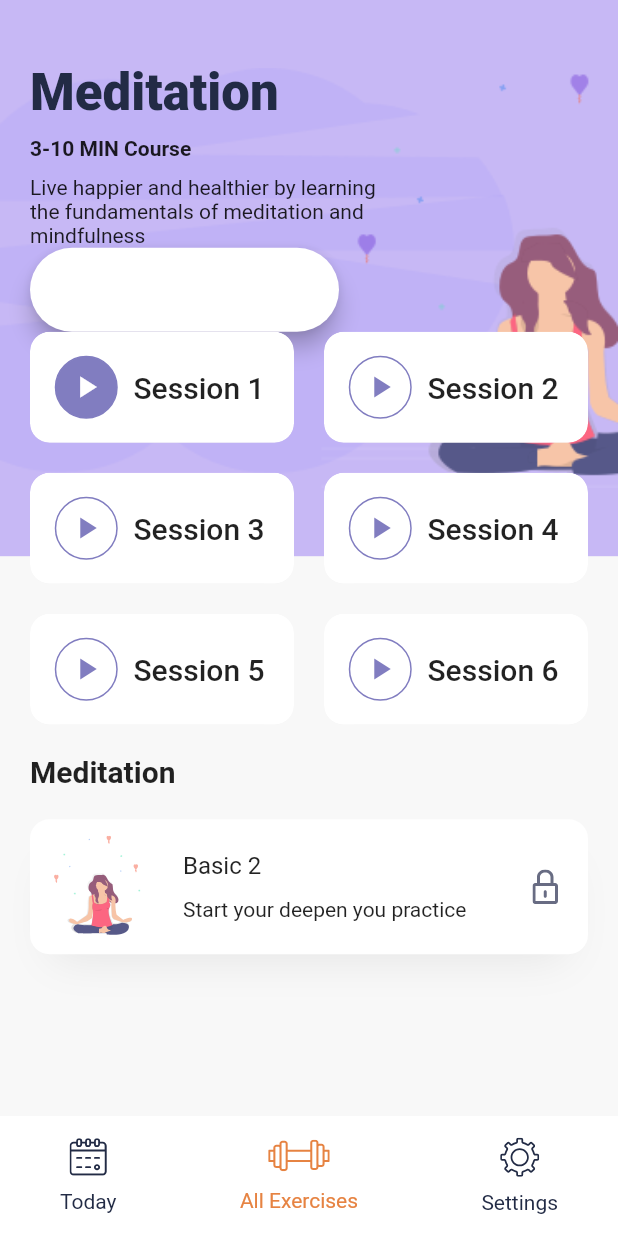
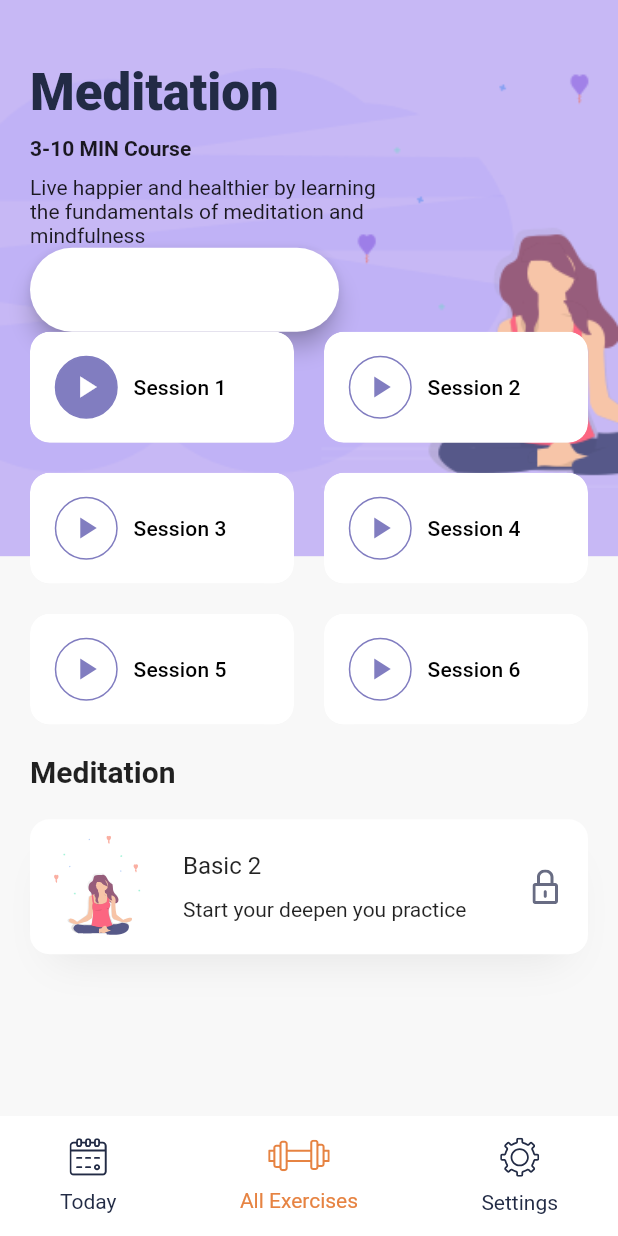
Before and after one commit to 0856305271/TongMinhTrieu_0850070061_Buoi4, a Flutter app: the DetailsScreen screen opened directly, on a phone screen of 412 x 824 dp. Run offline on Flutter 3.47's test engine with Material 2 defaults, Android fonts, the phone set to English and light mode, and no system bars; our stand-ins replace flutter_svg, get, websafe_svg; missing offline and left inert: grid_staggered_lite.

Commit message:
Initial Commit

```diff
--- a/bai1/lib/screens/details_screen.dart
+++ b/bai1/lib/screens/details_screen.dart
@@ -1,7 +1,7 @@
+import 'package:bai1/constants.dart';
+import 'package:bai1/widgets/bottom_nav_bar.dart';
 import 'package:flutter/material.dart';
 import 'package:flutter_svg/svg.dart';
-import 'package:bai1/constants.dart';
-import 'package:bai1/widgets/bottom_nav_bar.dart';
 //import 'package:daily_exercises_app/widgets/search_bar.dart';
 
 class DetailsScreen extends StatelessWidget {
@@ -41,7 +41,7 @@ class DetailsScreen extends StatelessWidget {
                           ?.copyWith(fontWeight: FontWeight.w900),
                     ),
                     const SizedBox(height: 10),
-                     const Text(
+                    const Text(
                       "3-10 MIN Course",
                       style: TextStyle(fontWeight: FontWeight.bold),
                     ),
@@ -124,7 +124,8 @@ class DetailsScreen extends StatelessWidget {
                               children: <Widget>[
                                 Text(
                                   "Basic 2",
-                                  style: Theme.of(context).textTheme.titleMedium,
+                                  style:
+                                      Theme.of(context).textTheme.titleMedium,
                                 ),
                                 const Text("Start your deepen you practice")
                               ],
@@ -204,7 +205,7 @@ class SeassionCard extends StatelessWidget {
                     const SizedBox(width: 10),
                     Text(
                       "Session $seassionNum",
-                      style: Theme.of(context).textTheme.titleLarge,
+                      style: Theme.of(context).textTheme.titleSmall,
                     )
                   ],
                 ),
```
